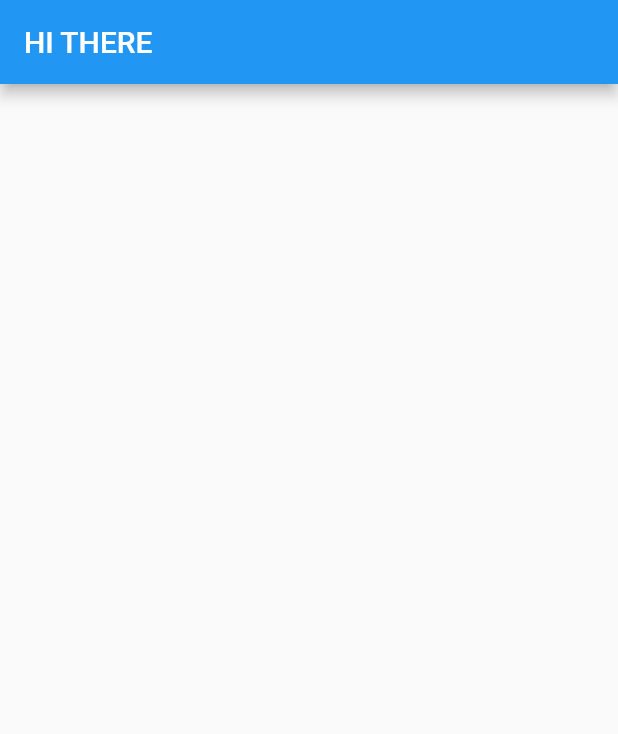
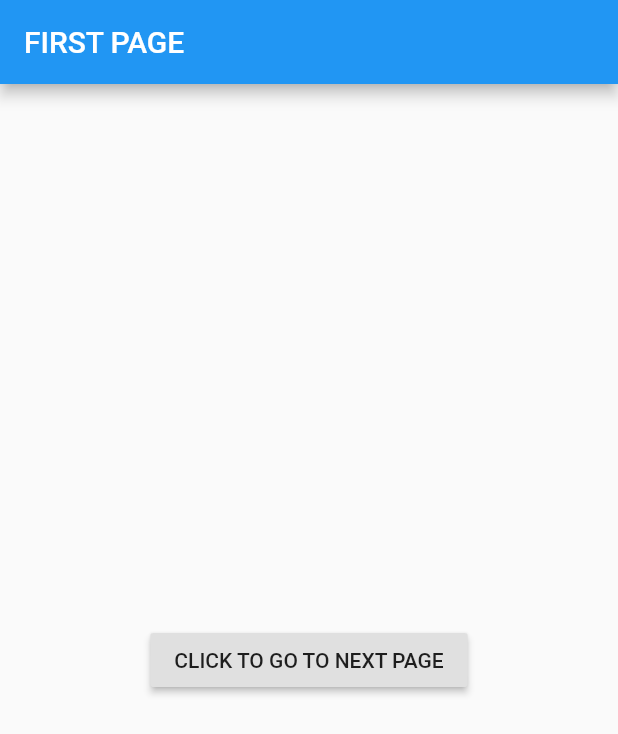
Before and after one commit to trinqk/flutter-navigation, a Flutter app: the screen it shows after launch, on a phone screen of 412 x 824 dp. Shown: the top 734 px of the screen. Run offline on Flutter 3.47's test engine with Material 2 defaults, Android fonts, the phone set to English and light mode, and no system bars.

Commit message:
Finished navigation demo
Used routes

```diff
--- /dev/null
+++ b/flutter_navigation/lib/firstpage.dart
@@ -0,0 +1,23 @@
+import 'package:flutter/material.dart';
+
+class NavigationDemo extends StatelessWidget {
+  static const String routeName = "/NavigationDemo";
+
+  @override
+  Widget build(BuildContext context) {
+    return new Scaffold(
+      appBar: new AppBar(
+        title: new Text('FIRST PAGE'),
+      ),
+      body: new Container(
+        child: new Center(
+          child: new RaisedButton(
+            child: new Text('CLICK TO GO TO NEXT PAGE'),
+              onPressed: () {
+                Navigator.of(context).pushNamed('/DestinationDemo');
+              })
+        ),
+      ),
+    );
+  }
+}
--- a/flutter_navigation/lib/main.dart
+++ b/flutter_navigation/lib/main.dart
@@ -1,25 +1,21 @@
 import 'package:flutter/material.dart';
+import 'package:flutter_navigation/firstpage.dart';
+import 'package:flutter_navigation/secondpage.dart';
 
 void main() => runApp(new FlutterNavigation());
 
 class FlutterNavigation extends StatelessWidget {
   @override
   Widget build(BuildContext context) {
+    var routes = <String, WidgetBuilder> {
+      '/NavigationDemo' : (BuildContext context) => new NavigationDemo(),
+      '/DestinationDemo' : (BuildContext context) => new DestinationDemo()
+    };
+
     return new MaterialApp(
       title: 'Navigation Demo',
       home: new NavigationDemo(),
+      routes: routes,
     );
   }
 }
-
-class NavigationDemo extends StatelessWidget {
-  @override
-  Widget build(BuildContext context) {
-    return new Scaffold(
-      appBar: new AppBar(
-        title: new Text('HI THERE'),
-      ),
-
-    );
-  }
-}
```
Also changed, not shown: flutter_navigation/lib/secondpage.dart (added, +19 -0 lines).
